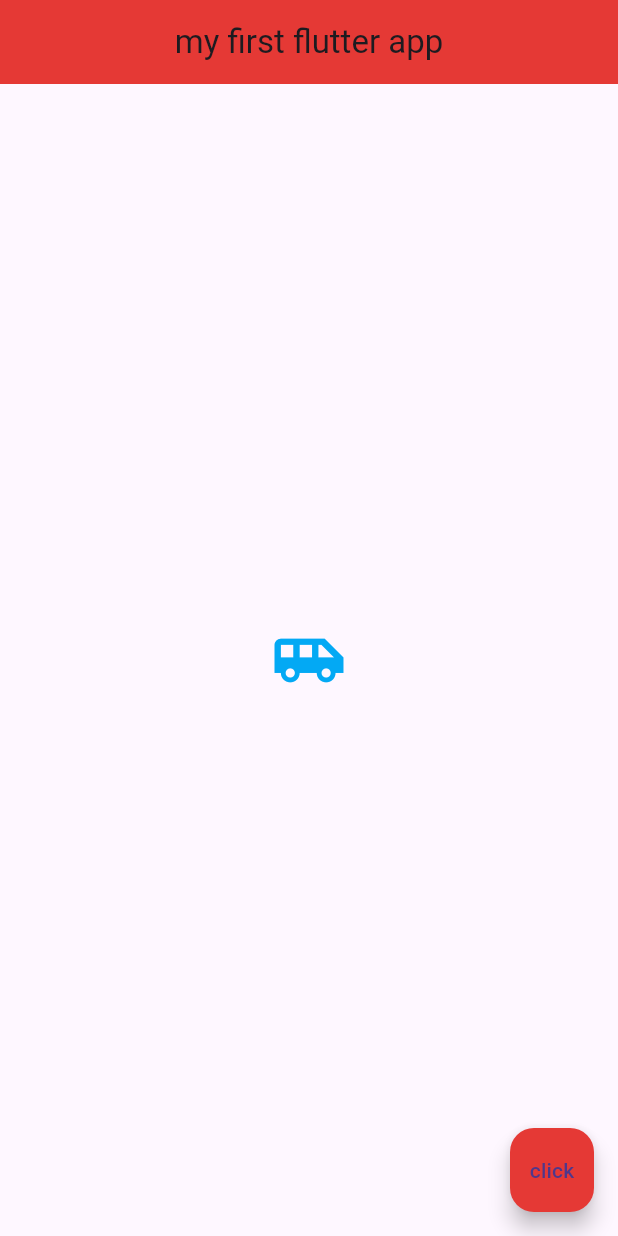
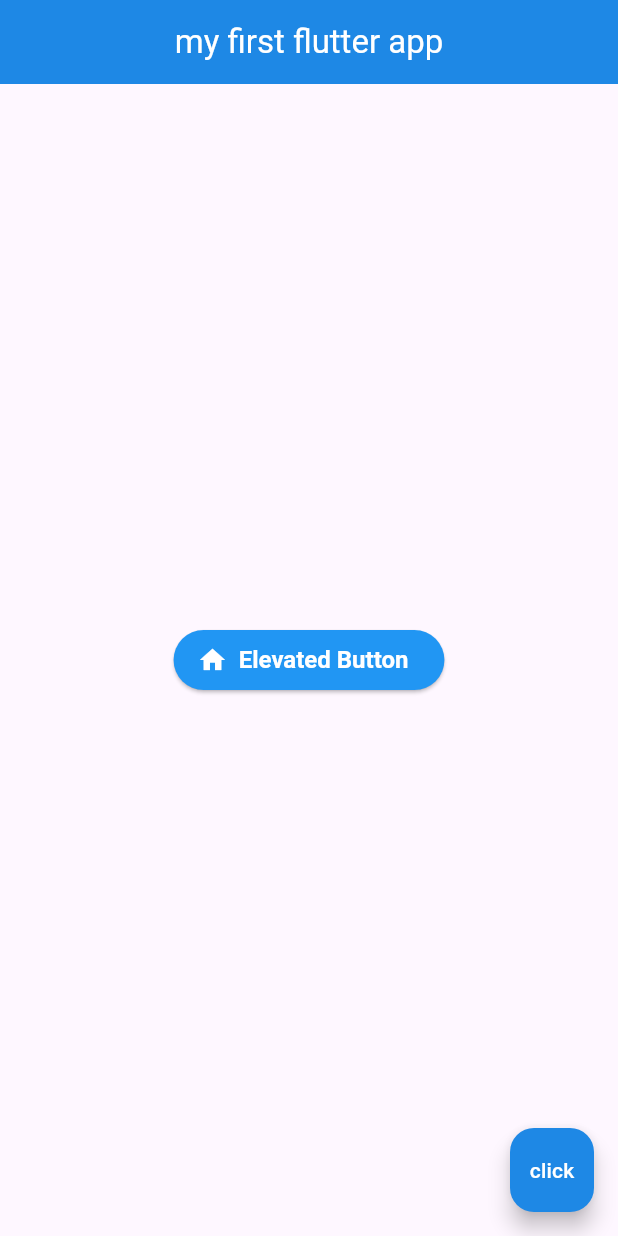
Before and after one commit to daghlas/flutter_app, a Flutter app: the screen it shows after launch, on a phone screen of 412 x 824 dp. Run offline on Flutter 3.47's test engine with Material 3 defaults, Android fonts, the phone set to English and light mode, and no system bars.

Commit message:
initial commit - icons & buttons: ElevatedButton config

```diff
--- a/lib/main.dart
+++ b/lib/main.dart
@@ -15,18 +15,34 @@ class Home extends StatelessWidget {
       appBar: AppBar(
         title: Text('my first flutter app'),
         centerTitle: true,
-        backgroundColor: Colors.red[600],
+        backgroundColor: Colors.blue[600],
+        foregroundColor: Colors.white,
       ),
       body: Center(
-        child: Icon(
-          Icons.airport_shuttle,
-          color: Colors.lightBlue,
-          size: 50.0,
+        child: ElevatedButton.icon(
+          onPressed: (){
+            print('!!! BUTTON CLICKED !!!');
+          },
+          icon: Icon(
+            Icons.home,
+            color: Colors.white,
+            size: 20.0,
+          ),
+          label: Text('Elevated Button'),
+          style: ElevatedButton.styleFrom(
+            backgroundColor: Colors.blue, //changes button color
+            foregroundColor: Colors.white, // changes text color
+            textStyle: TextStyle(
+              fontSize: 16.0,
+              fontWeight: FontWeight.bold,
+            )
+          ),
         ),
       ),
       floatingActionButton: FloatingActionButton(
         onPressed: () {  },
-        backgroundColor: Colors.red[600],
+        backgroundColor: Colors.blue[600],
+        foregroundColor: Colors.white,
         child: Text('click'),
       ),
     );
```
